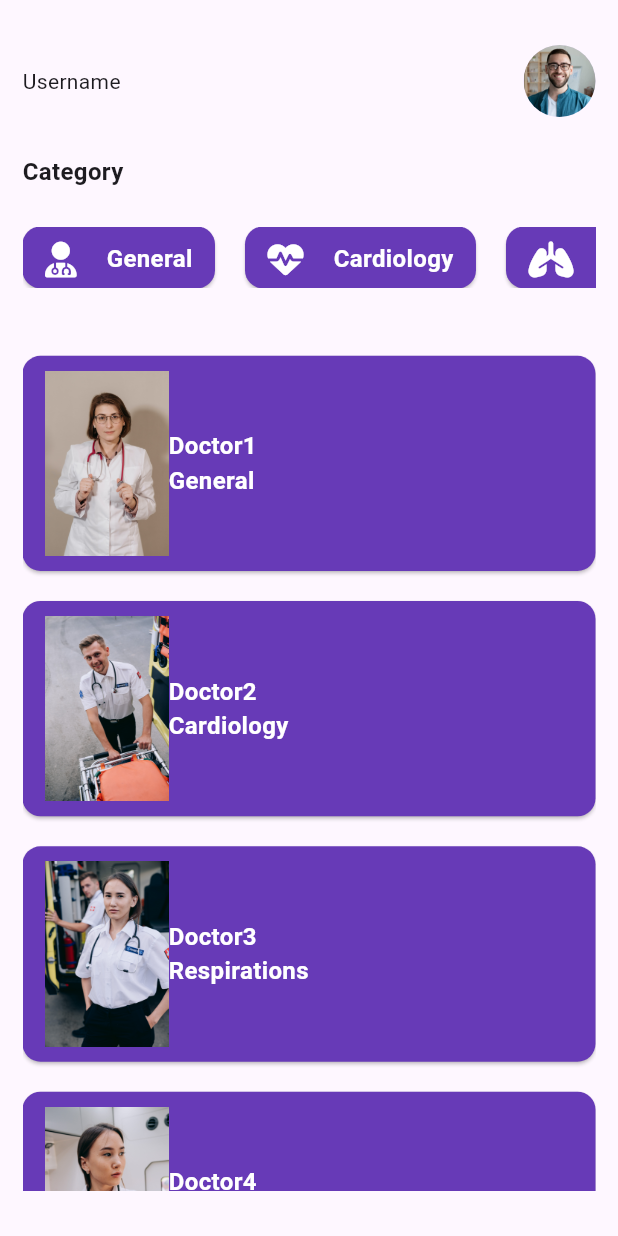
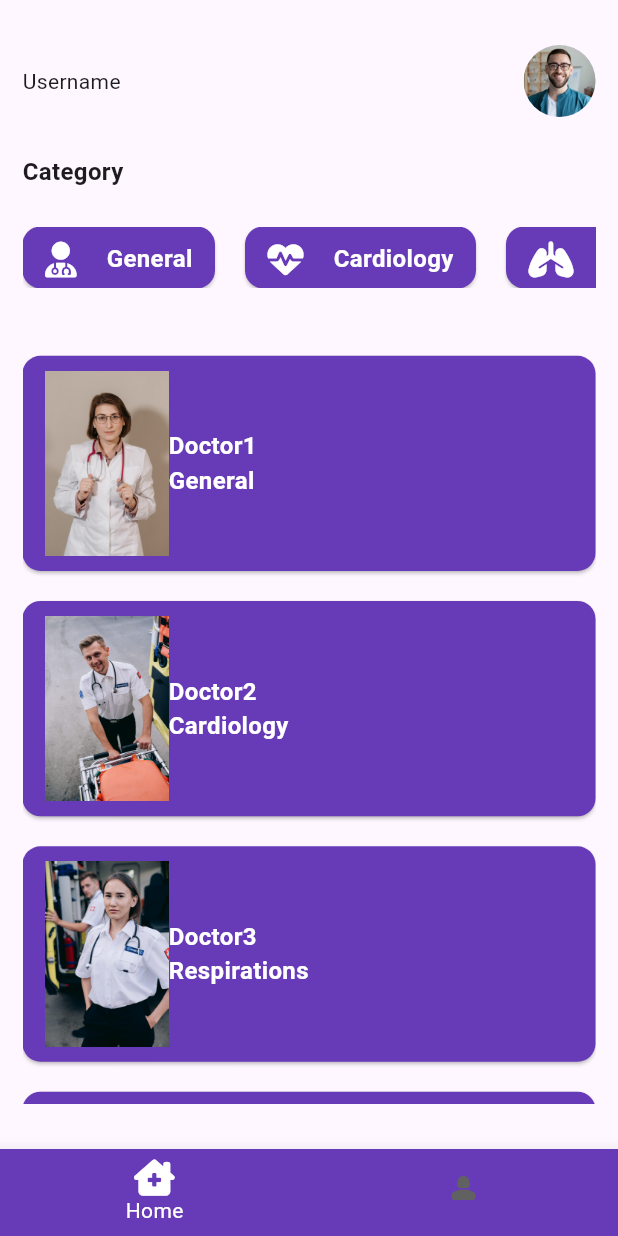
Before and after one commit to yassirsalmi/doctor_app_design, a Flutter app: the screen it shows after launch, after a tap on "Sign In", on a phone screen of 412 x 824 dp. Run offline on Flutter 3.47's test engine with Material 2 defaults, Android fonts, the light colour scheme and no system bars; our stand-ins replace font_awesome_flutter, lottie.

Commit message:
adding the bottom navigation bar in the main layout

```diff
--- a/lib/components/Category_row.dart
+++ b/lib/components/home_page_component/Category_row.dart
@@ -1,7 +1,7 @@
 import 'package:flutter/material.dart';
 import 'package:font_awesome_flutter/font_awesome_flutter.dart';
 
-import '../utils/config.dart';
+import '../../utils/config.dart';
 
 class CategoryRow extends StatefulWidget {
   const CategoryRow({super.key});
--- /dev/null
+++ b/lib/components/home_page_component/doctor_card.dart
@@ -0,0 +1,63 @@
+import 'package:flutter/material.dart';
+
+import '../../utils/config.dart';
+
+class DoctorCard extends StatelessWidget {
+  final String image;
+  final String name;
+  final String category;
+
+  const DoctorCard({
+    Key? key,
+    required this.image,
+    required this.name,
+    required this.category,
+  }) : super(key: key);
+
+  @override
+  Widget build(BuildContext context) {
+    return Card(
+      margin: const EdgeInsets.only(top: 20),
+      color: Config.primaryColor,
+      child: Padding(
+        padding: const EdgeInsets.symmetric(
+          horizontal: 15,
+          vertical: 10,
+        ),
+        child: Row(
+          children: [
+            SizedBox(
+              width: Config.widthSize * 0.2,
+              child: Image.asset(
+                image,
+                fit: BoxFit.fill,
+              ),
+            ),
+            Column(
+              mainAxisAlignment: MainAxisAlignment.start,
+              crossAxisAlignment: CrossAxisAlignment.start,
+              children: [
+                Text(
+                  name,
+                  style: const TextStyle(
+                    fontSize: 16,
+                    fontWeight: FontWeight.bold,
+                    color: Colors.white,
+                  ),
+                ),
+                Text(
+                  category,
+                  style: const TextStyle(
+                    fontSize: 16,
+                    fontWeight: FontWeight.bold,
+                    color: Colors.white,
+                  ),
+                ),
+              ],
+            ),
+          ],
+        ),
+      ),
+    );
+  }
+}
--- /dev/null
+++ b/lib/components/home_page_component/top_doctors.dart
@@ -0,0 +1,101 @@
+import 'package:doctor_app_design/components/home_page_component/doctor_card.dart';
+import 'package:flutter/material.dart';
+
+import '../../utils/config.dart';
+
+class TopDoctors extends StatefulWidget {
+  const TopDoctors({super.key});
+
+  @override
+  State<TopDoctors> createState() => _TopDoctorsState();
+}
+
+class _TopDoctorsState extends State<TopDoctors> {
+  List<Map<String, String>> topDoctors = [
+    {
+      "name": "Doctor1",
+      "image": "assets/doctors/doctor1.jpg",
+    },
+    {
+      "name": "Doctor2",
+      "image": "assets/doctors/doctor2.jpg",
+    },
+    {
+      "name": "Doctor3",
+      "image": "assets/doctors/doctor3.jpg",
+    },
+    {
+      "name": "Doctor4",
+      "image": "assets/doctors/doctor4.jpg",
+    },
+    {
+      "name": "Doctor1",
+      "image": "assets/doctors/doctor1.jpg",
+    },
+    {
+      "name": "Doctor2",
+      "image": "assets/doctors/doctor2.jpg",
+    },
+    {
+      "name": "Doctor3",
+      "image": "assets/doctors/doctor3.jpg",
+    },
+    {
+      "name": "Doctor4",
+      "image": "assets/doctors/doctor4.jpg",
+    },
+    {
+      "name": "Doctor2",
+      "image": "assets/doctors/doctor2.jpg",
+    },
+    {
+      "name": "Doctor3",
+      "image": "assets/doctors/doctor3.jpg",
+    },
+    {
+      "name": "Doctor4",
+      "image": "assets/doctors/doctor4.jpg",
+    },
+  ];
+  List<String> categorty = [
+    "General",
+    "Cardiology",
+    "Respirations",
+    "Dermatology",
+    "Gynecology",
+    "Gynecology",
+    "Gynecology",
+    "Dental",
+    "Gynecology",
+    "Gynecology",
+    "Dental",
+  ];
+
+  @override
+  Widget build(BuildContext context) {
+    return SingleChildScrollView(
+      child: Column(
+        mainAxisSize: MainAxisSize.max,
+        mainAxisAlignment: MainAxisAlignment.start,
+        crossAxisAlignment: CrossAxisAlignment.start,
+        children: [
+          SizedBox(
+            height: Config.screenHeight,
+            child: ListView.builder(
+              scrollDirection: Axis.vertical,
+              itemCount: topDoctors.length,
+              itemBuilder: (BuildContext context, int index) {
+                final doctors = topDoctors[index];
+                return DoctorCard(
+                  category: categorty[index],
+                  image: doctors['image']!,
+                  name: doctors['name']!,
+                );
+              },
+            ),
+          ),
+        ],
+      ),
+    );
+  }
+}
--- a/lib/components/button.dart
+++ b/lib/components/login_page_component/button.dart
@@ -1,6 +1,6 @@
 import 'package:flutter/material.dart';
 
-import '../utils/config.dart';
+import '../../utils/config.dart';
 
 class Button extends StatelessWidget {
   const Button(
--- a/lib/components/loginForm.dart
+++ b/lib/components/login_page_component/loginForm.dart
@@ -1,5 +1,5 @@
 import 'package:flutter/material.dart';
-import '../utils/config.dart';
+import '../../utils/config.dart';
 import 'button.dart';
 
 class LoginForm extends StatefulWidget {
@@ -70,7 +70,7 @@ class _LoginFormState extends State<LoginForm> {
             title: 'Sign In',
             disable: false,
             onPressed: () {
-              Navigator.pushReplacementNamed(context, 'home');
+              Navigator.pushReplacementNamed(context, 'main');
             },
           )
         ],
--- a/lib/components/socialButton.dart
+++ b/lib/components/login_page_component/socialButton.dart
@@ -1,6 +1,6 @@
 import 'package:flutter/material.dart';
 
-import '../utils/config.dart';
+import '../../utils/config.dart';
 
 class SocialButton extends StatelessWidget {
   const SocialButton({super.key, required this.social});
--- a/lib/components/top_doctors.dart
+++ /dev/null
@@ -1,121 +0,0 @@
-import 'package:flutter/material.dart';
-
-import '../utils/config.dart';
-
-class TopDoctors extends StatefulWidget {
-  const TopDoctors({super.key});
-
-  @override
-  State<TopDoctors> createState() => _TopDoctorsState();
-}
-
-class _TopDoctorsState extends State<TopDoctors> {
-  List<Map<String, String>> topDoctors = [
-    {
-      "name": "Doctor1",
-      "image": "assets/doctors/doctor1.jpg",
-    },
-    {
-      "name": "Doctor2",
-      "image": "assets/doctors/doctor2.jpg",
-    },
-    {
-      "name": "Doctor3",
-      "image": "assets/doctors/doctor3.jpg",
-    },
-    {
-      "name": "Doctor4",
-      "image": "assets/doctors/doctor4.jpg",
-    },
-    {
-      "name": "Doctor1",
-      "image": "assets/doctors/doctor1.jpg",
-    },
-    {
-      "name": "Doctor2",
-      "image": "assets/doctors/doctor2.jpg",
-    },
-    {
-      "name": "Doctor3",
-      "image": "assets/doctors/doctor3.jpg",
-    },
-    {
-      "name": "Doctor4",
-      "image": "assets/doctors/doctor4.jpg",
-    },
-  ];
-  List<String> categorty = [
-    "General",
-    "Cardiology",
-    "Respirations",
-    "Dermatology",
-    "Gynecology",
-    "Gynecology",
-    "Gynecology",
-    "Dental",
-  ];
-
-  @override
-  Widget build(BuildContext context) {
-    return Column(
-      mainAxisAlignment: MainAxisAlignment.start,
-      crossAxisAlignment: CrossAxisAlignment.start,
-      children: [
-        SingleChildScrollView(
-          child: SizedBox(
-            height: Config.screenHeight,
-            child: ListView(
-              scrollDirection: Axis.vertical,
-              children: List<Widget>.generate(topDoctors.length, (index) {
-                final doctors = topDoctors[index];
-                return Card(
-                  margin: const EdgeInsets.only(top: 20),
-                  color: Config.primaryColor,
-                  child: Padding(
-                    padding: const EdgeInsets.symmetric(
-                      horizontal: 15,
-                      vertical: 10,
-                    ),
-                    child: Row(
-                      children: [
-                        SizedBox(
-                          width: Config.widthSize * 0.2,
-                          child: Image.asset(
-                            doctors['image']!,
-                            fit: BoxFit.fill,
-                          ),
-                        ),
-                        Column(
-                          mainAxisAlignment: MainAxisAlignment.start,
-                          crossAxisAlignment: CrossAxisAlignment.start,
-                          children: [
-                            Text(
-                              doctors['name']!,
-                              style: const TextStyle(
-                                fontSize: 16,
-                                fontWeight: FontWeight.bold,
-                                color: Colors.white,
-                              ),
-                            ),
-                            Text(
-                              categorty[index],
-                              style: const TextStyle(
-                                fontSize: 16,
-                                fontWeight: FontWeight.bold,
-                                color: Colors.white,
-                              ),
-                            ),
-                          ],
-                        ),
-                      ],
-                    ),
-                  ),
-                );
-              }),
-            ),
-          ),
-        ),
-      ],
-    );
-  }
-}
--- a/lib/main.dart
+++ b/lib/main.dart
@@ -1,3 +1,5 @@
+import 'package:doctor_app_design/main_layout.dart';
+import 'package:doctor_app_design/utils/config.dart';
 import 'package:doctor_app_design/views/home_page.dart';
 import 'package:doctor_app_design/views/login.dart';
 import 'package:doctor_app_design/splash.dart';
@@ -9,21 +11,34 @@ void main() {
 
 class MyApp extends StatelessWidget {
   const MyApp({super.key});
+  //this is for push navigator
+  static final navigatorKey = GlobalKey<NavigatorState>();
 
   // This widget is the root of your application.
   @override
   Widget build(BuildContext context) {
     return MaterialApp(
+      navigatorKey: navigatorKey,
       debugShowCheckedModeBanner: false,
       title: 'doctor_app_design',
       theme: ThemeData(
         colorScheme: ColorScheme.fromSeed(seedColor: Colors.deepPurple),
         useMaterial3: true,
+        bottomNavigationBarTheme: BottomNavigationBarThemeData(
+          backgroundColor: Config.primaryColor,
+          selectedItemColor: Colors.white,
+          showSelectedLabels: true,
+          showUnselectedLabels: false,
+          unselectedItemColor: Colors.grey.shade700,
+          elevation: 10,
+          type: BottomNavigationBarType.fixed,
+        ),
       ),
       initialRoute: '/',
       routes: {
         '/': (context) => const Splach(),
         'login': (context) => const LoginScreen(),
+        'main': (context) => const MainLayout(),
         'home': (context) => const HomePage(),
       },
     );
--- /dev/null
+++ b/lib/main_layout.dart
@@ -0,0 +1,56 @@
+import 'package:doctor_app_design/views/home_page.dart';
+import 'package:doctor_app_design/views/profile_page.dart';
+import 'package:flutter/material.dart';
+import 'package:font_awesome_flutter/font_awesome_flutter.dart';
+
+class MainLayout extends StatefulWidget {
+  const MainLayout({super.key});
+
+  @override
+  State<MainLayout> createState() => _MainLayoutState();
+}
+
+class _MainLayoutState extends State<MainLayout> {
+  int currentPage = 0;
+  final PageController _page = PageController();
+  @override
+  Widget build(BuildContext context) {
+    return Scaffold(
+      body: PageView(
+        controller: _page,
+        onPageChanged: ((value) {
+          setState(() {
+            currentPage = value;
+          });
+        }),
+        children: const <Widget>[
+          HomePage(),
+          ProfilePage(),
+        ],
+      ),
+      bottomNavigationBar: BottomNavigationBar(
+        currentIndex: currentPage,
+        onTap: (page) {
+          setState(() {
+            currentPage = page;
+            _page.animateToPage(
+              page,
+              duration: const Duration(milliseconds: 500),
+              curve: Curves.easeInOut,
+            );
+          });
+        },
+        items: const <BottomNavigationBarItem>[
+          BottomNavigationBarItem(
+            icon: FaIcon(FontAwesomeIcons.houseChimneyMedical),
+            label: 'Home',
+          ),
+          BottomNavigationBarItem(
+            icon: Icon(Icons.person_2_rounded),
+            label: 'Profile',
+          ),
+        ],
+      ),
+    );
+  }
+}
--- a/lib/views/home_page.dart
+++ b/lib/views/home_page.dart
@@ -1,8 +1,9 @@
-import 'package:doctor_app_design/components/Category_row.dart';
-import 'package:doctor_app_design/components/personnal_header.dart';
-import 'package:doctor_app_design/components/top_doctors.dart';
 import 'package:doctor_app_design/utils/config.dart';
 import 'package:flutter/material.dart';
+
+import '../components/home_page_component/Category_row.dart';
+import '../components/home_page_component/personnal_header.dart';
+import '../components/home_page_component/top_doctors.dart';
 
 class HomePage extends StatefulWidget {
   const HomePage({super.key});
@@ -13,7 +14,13 @@ class HomePage extends StatefulWidget {
 
 class _HomePageState extends State<HomePage> {
   @override
+  void initState() {
+    super.initState();
+  }
+
+  @override
   Widget build(BuildContext context) {
+    Config().init(context);
     return const Scaffold(
       body: Padding(
         padding: EdgeInsets.symmetric(
--- a/lib/views/login.dart
+++ b/lib/views/login.dart
@@ -1,5 +1,5 @@
-import 'package:doctor_app_design/components/loginForm.dart';
-import 'package:doctor_app_design/components/socialButton.dart';
+import 'package:doctor_app_design/components/login_page_component/loginForm.dart';
+import 'package:doctor_app_design/components/login_page_component/socialButton.dart';
 import 'package:doctor_app_design/utils/text.dart';
 import 'package:flutter/material.dart';
 
--- /dev/null
+++ b/lib/views/profile_page.dart
@@ -0,0 +1,19 @@
+import 'package:flutter/material.dart';
+
+class ProfilePage extends StatefulWidget {
+  const ProfilePage({super.key});
+
+  @override
+  State<ProfilePage> createState() => _ProfilePageState();
+}
+
+class _ProfilePageState extends State<ProfilePage> {
+  @override
+  Widget build(BuildContext context) {
+    return const Scaffold(
+      body: Center(
+        child: Text('profile'),
+      ),
+    );
+  }
+}
```
Also changed, not shown: lib/components/home_page_component/personnal_header.dart (renamed from lib/components/personnal_header.dart).
